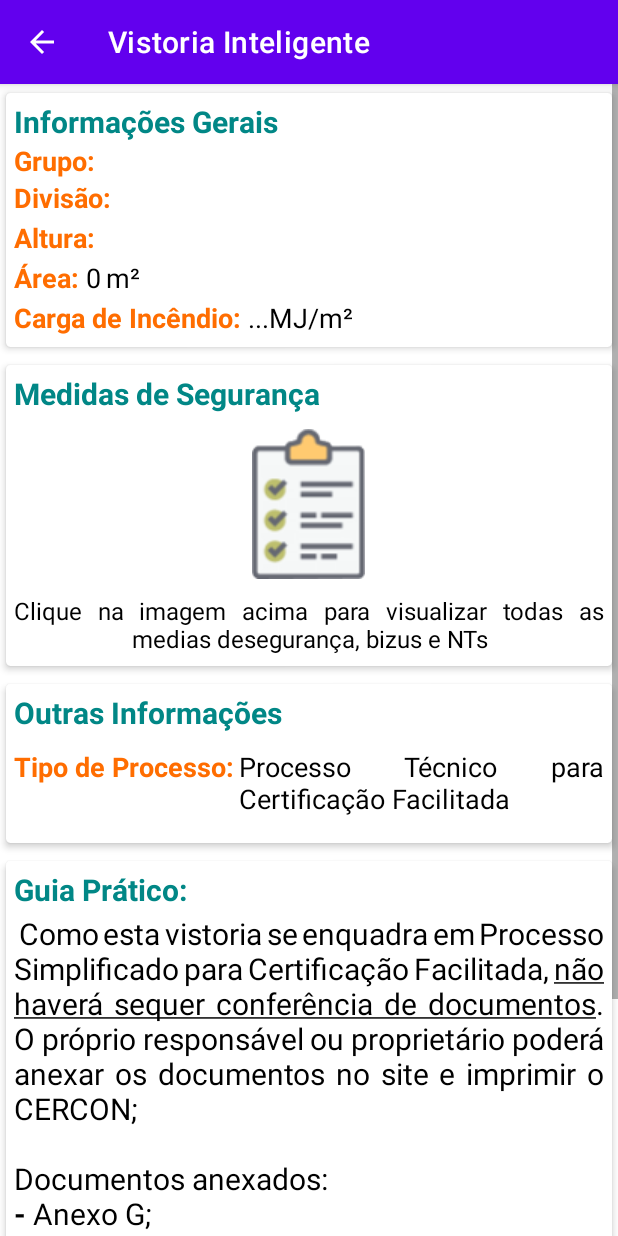
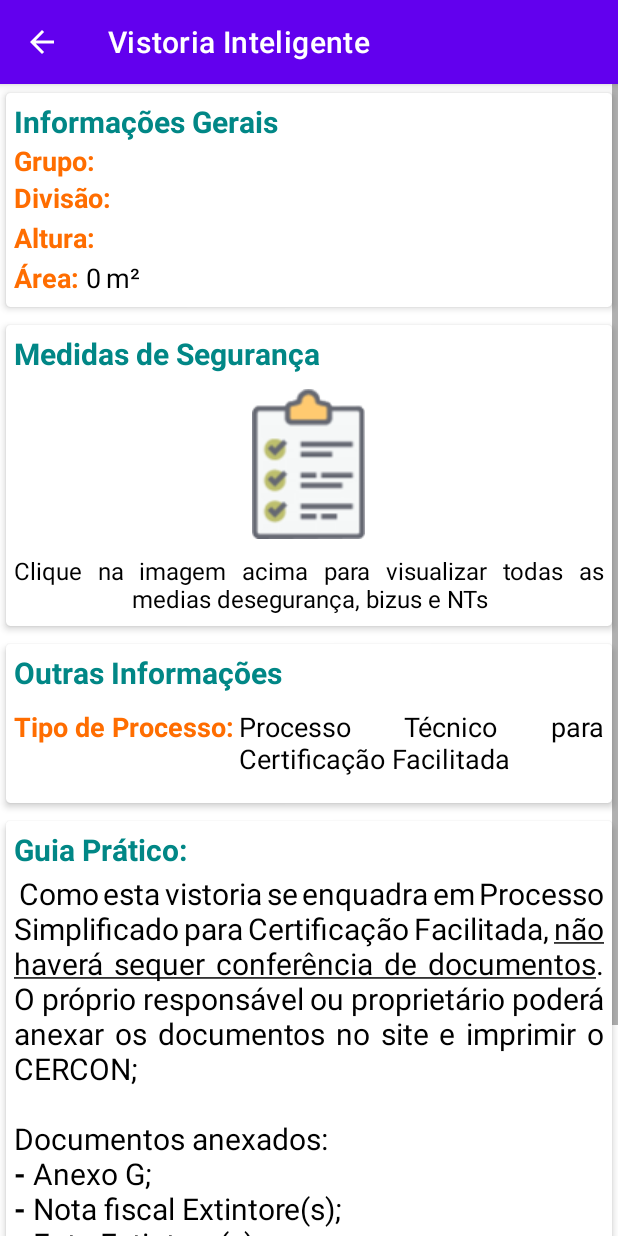
Before and after one commit to edmundobop/Vistoria_Facil, an Android app: the Controle_Resultado screen opened directly, with no data from a screen before it, on a phone screen of 412 x 824 dp. Run offline under Robolectric (Android 15) with nearby library versions, the phone set to English and light mode, and no system bars; 17 statements that could not run were skipped.

Commit message:
alteracoes not PSE SECIP 10/11/21

```diff
--- a/app/build.gradle
+++ b/app/build.gradle
@@ -39,8 +39,8 @@ dependencies {
     implementation 'androidx.recyclerview:recyclerview:1.2.1'
     implementation "androidx.cardview:cardview:1.0.0"
     implementation 'com.github.barteksc:android-pdf-viewer:2.8.2'
-    implementation 'androidx.lifecycle:lifecycle-livedata-ktx:2.3.1'
-    implementation 'androidx.lifecycle:lifecycle-viewmodel-ktx:2.3.1'
+    implementation 'androidx.lifecycle:lifecycle-livedata-ktx:2.4.0'
+    implementation 'androidx.lifecycle:lifecycle-viewmodel-ktx:2.4.0'
     testImplementation 'junit:junit:'
     androidTestImplementation 'androidx.test.ext:junit:1.1.3'
     androidTestImplementation 'androidx.test.espresso:espresso-core:3.4.0'
--- a/app/src/main/res/layout/activity_perguntas_frequentes_row.xml
+++ b/app/src/main/res/layout/activity_perguntas_frequentes_row.xml
@@ -20,7 +20,7 @@
             android:layout_height="wrap_content"
             android:id="@+id/pergunta"
             android:text="Pergunta"
-            android:textSize="22sp"
+            android:textSize="20sp"
             android:padding="16dp"
             android:textStyle="bold"
             android:textColor="@color/black_text">
@@ -35,7 +35,7 @@
                 android:id="@+id/resposta"
                 android:layout_width="wrap_content"
                 android:layout_height="wrap_content"
-                android:padding="16dp"
+                android:padding="14dp"
                 android:text="Aqui é o local onde ficarão armazenadas as respostas"
                 android:textSize="18sp"
                 android:justificationMode="inter_word"
--- a/app/src/main/res/layout/activity_resultado_main.xml
+++ b/app/src/main/res/layout/activity_resultado_main.xml
@@ -140,37 +140,6 @@
                             android:text="m²"/>
                     </LinearLayout>
 
-                    <LinearLayout
-                        android:layout_width="wrap_content"
-                        android:layout_height="wrap_content"
-                        android:orientation="horizontal">
-
-                        <TextView
-                            android:id="@+id/textView17"
-                            android:layout_width="wrap_content"
-                            android:layout_height="wrap_content"
-                            android:text="Carga de Incêndio: "
-                            android:textColor="#FF6D00"
-                            android:textSize="18dp"
-                            android:textStyle="bold" />
-
-
-                        <TextView
-                            android:id="@+id/textView18"
-                            android:layout_width="wrap_content"
-                            android:layout_height="wrap_content"
-                            android:text="..."
-                            style="@style/vist_passoApassoTxt"
-                            android:textSize="18dp" />
-
-                        <TextView
-                            android:id="@+id/textView19"
-                            android:layout_width="wrap_content"
-                            android:layout_height="wrap_content"
-                            android:text="MJ/m²"
-                            style="@style/vist_passoApassoTxt"
-                            android:textSize="18dp" />
-                    </LinearLayout>
                 </LinearLayout>
             </androidx.cardview.widget.CardView>
 
```
Also changed, not shown: app/src/main/AndroidManifest.xml (+8 -0 lines), app/src/main/java/br/com/stone4/main/vistoria/Consulta_rapida.java (+45 -57 lines), app/src/main/java/br/com/stone4/resultados/Consulta_Rapida_Detalhes.java (+12 -0 lines), app/src/main/java/br/com/stone4/resultados/VistoriaInteligente_Resultado_Detalhes.java (+9 -0 lines), app/src/main/res/layout/activity_main.xml (+4 -3 lines), app/src/main/res/values/strings.xml (+66 -1 lines), app/src/main/res/drawable/cargadeincendio.jpg (added), app/src/main/res/drawable/piscina.jpg (added), app/src/main/res/drawable/subsolo.jpg (added), 3 other files.
